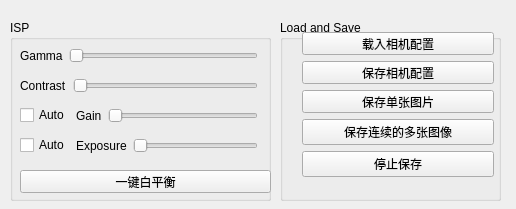
Qt form ui/camera.ui (ppdog001/laser-vision-based-seam-track) before a commit.
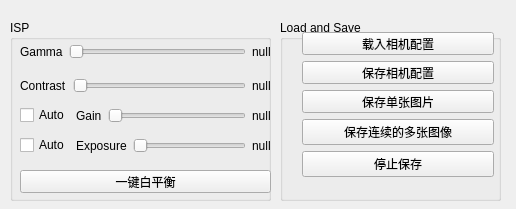
The same form after that commit.

```diff
--- a/ui/camera.ui
+++ b/ui/camera.ui
@@ -47,7 +47,7 @@
       <x>10</x>
       <y>20</y>
       <width>251</width>
-      <height>31</height>
+      <height>24</height>
      </rect>
     </property>
     <layout class="QHBoxLayout" name="horizontalLayout">
@@ -60,6 +60,12 @@
      </item>
      <item>
       <widget class="QSlider" name="horizontalSliderGamma">
+       <property name="minimum">
+        <number>3</number>
+       </property>
+       <property name="maximum">
+        <number>20</number>
+       </property>
        <property name="orientation">
         <enum>Qt::Horizontal</enum>
        </property>
@@ -68,7 +74,7 @@
      <item>
       <widget class="QLabel" name="space1">
        <property name="text">
-        <string/>
+        <string>null</string>
        </property>
       </widget>
      </item>
@@ -93,6 +99,12 @@
      </item>
      <item>
       <widget class="QSlider" name="horizontalSliderContrast">
+       <property name="minimum">
+        <number>3</number>
+       </property>
+       <property name="maximum">
+        <number>20</number>
+       </property>
        <property name="orientation">
         <enum>Qt::Horizontal</enum>
        </property>
@@ -101,7 +113,7 @@
      <item>
       <widget class="QLabel" name="space2">
        <property name="text">
-        <string/>
+        <string>null</string>
        </property>
       </widget>
      </item>
@@ -140,13 +152,13 @@
         <bool>true</bool>
        </property>
        <property name="minimum">
-        <number>8</number>
+        <number>1</number>
        </property>
        <property name="maximum">
-        <number>63</number>
+        <number>32</number>
        </property>
        <property name="value">
-        <number>8</number>
+        <number>1</number>
        </property>
        <property name="orientation">
         <enum>Qt::Horizontal</enum>
@@ -156,7 +168,7 @@
      <item>
       <widget class="QLabel" name="space3">
        <property name="text">
-        <string/>
+        <string>null</string>
        </property>
       </widget>
      </item>
@@ -198,7 +210,7 @@
         <number>1</number>
        </property>
        <property name="maximum">
-        <number>2000</number>
+        <number>4000</number>
        </property>
        <property name="sliderPosition">
         <number>8</number>
@@ -211,7 +223,7 @@
      <item>
       <widget class="QLabel" name="space4">
        <property name="text">
-        <string/>
+        <string>null</string>
        </property>
       </widget>
      </item>
```
Left out of the diff: 8 changed lines with no effect on the pictures.
